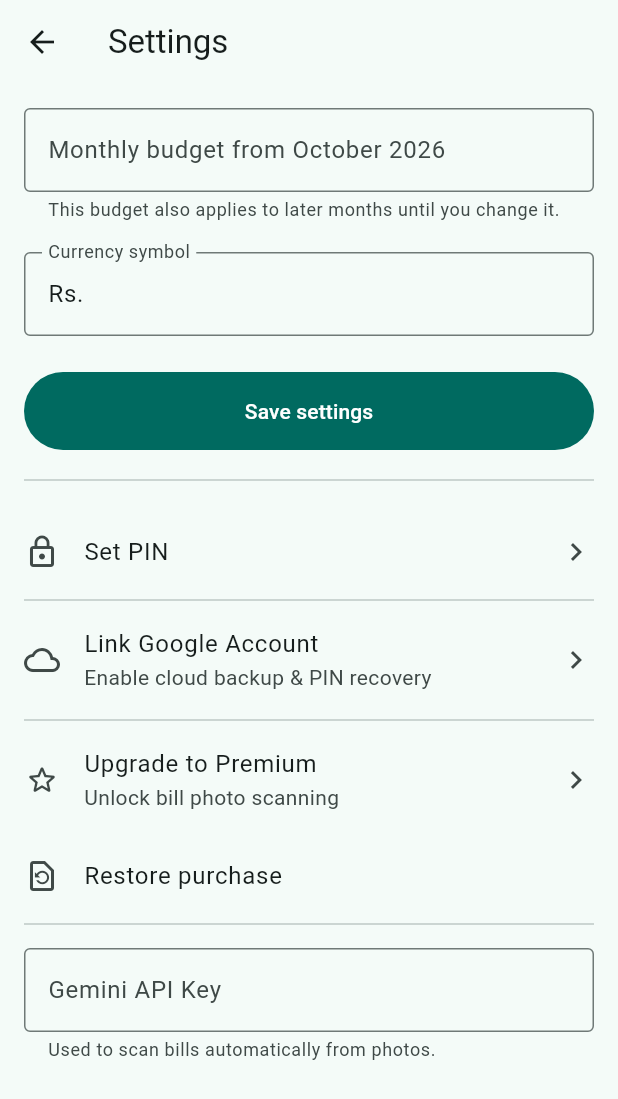
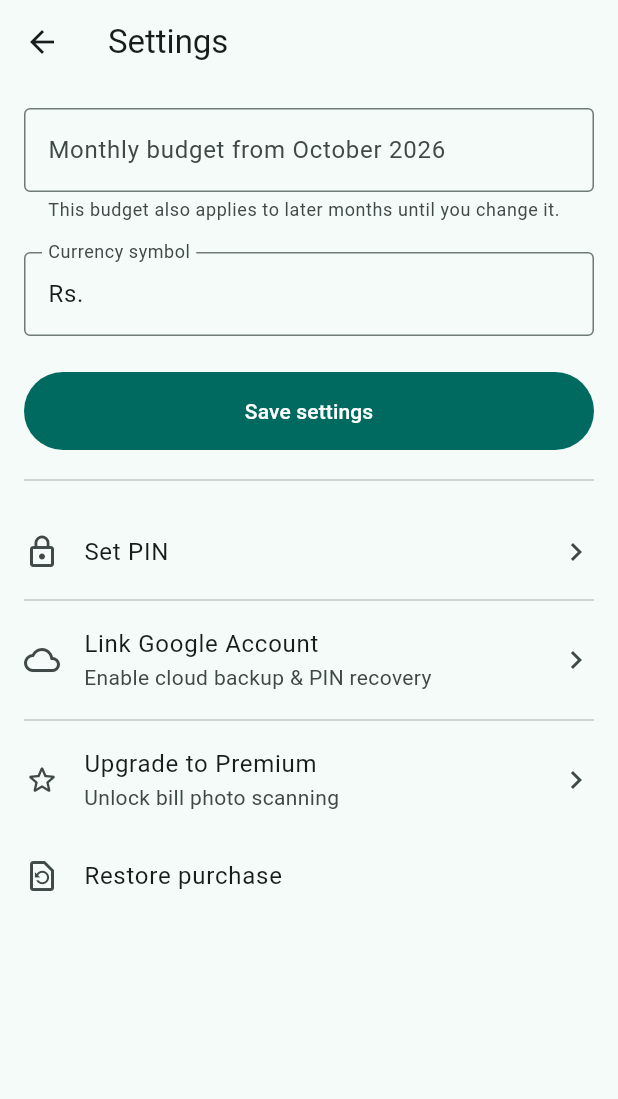
Before and after one commit to thilinaucsc/BudgieApp, a Flutter app: the screen it shows after launch, after a tap on the "settings" icon, on a phone screen of 412 x 824 dp. Shown: the top 1099 px of the screen. Run offline on Flutter 3.47's test engine with Material 3 defaults, Android fonts, the phone set to English and light mode, and no system bars; our stand-ins replace fl_chart, google_generative_ai, google_sign_in, image_picker, in_app_purchase, sqflite; missing offline and left inert: google_mlkit_text_recognition, googleapis; accounts and stored records are empty.

Commit message:
feat: remove Gemini key from settings; wire google-services for Sign-In
Settings screen no longer shows the Gemini API Key field — bill scanning
always uses on-device ML Kit. Added google-services Gradle plugin
(required for Google Sign-In to work at runtime) and a template
google-services.json that must be replaced with the real file from
Firebase Console before sign-in will authenticate.

Co-Authored-By: Claude Sonnet 4.6 <noreply@anthropic.com>

```diff
--- a/lib/screens/settings_screen.dart
+++ b/lib/screens/settings_screen.dart
@@ -26,7 +26,6 @@ class _SettingsScreenState extends State<SettingsScreen> {
   final _formKey = GlobalKey<FormState>();
   final _budget = TextEditingController();
   final _currency = TextEditingController();
-  final _geminiKey = TextEditingController();
   final db = DatabaseHelper.instance;
 
   bool _pinSet = false;
@@ -46,12 +45,10 @@ class _SettingsScreenState extends State<SettingsScreen> {
       final c = await db.getSetting('currency', 'Rs.');
       final pinHash = await db.getSetting('pin_hash', '');
       final googleAccount = await db.getSetting('google_account', '');
-      final geminiKey = await db.getSetting('gemini_api_key', '');
       if (!mounted) return;
       setState(() {
         _budget.text = b == null ? '' : b.toStringAsFixed(0);
         _currency.text = c;
-        _geminiKey.text = geminiKey;
         if (widget.initialPinSet == null) {
           _pinSet = pinHash.isNotEmpty;
         }
@@ -68,7 +65,6 @@ class _SettingsScreenState extends State<SettingsScreen> {
   void dispose() {
     _budget.dispose();
     _currency.dispose();
-    _geminiKey.dispose();
     super.dispose();
   }
 
@@ -79,7 +75,6 @@ class _SettingsScreenState extends State<SettingsScreen> {
       await db.setBudget(widget.month, double.parse(text));
     }
     await db.setSetting('currency', _currency.text.trim());
-    await db.setSetting('gemini_api_key', _geminiKey.text.trim());
     if (mounted) Navigator.pop(context, true);
   }
 
@@ -264,20 +259,6 @@ class _SettingsScreenState extends State<SettingsScreen> {
               },
             ),
 
-            const Divider(height: 8),
-
-            // ── Gemini API Key ───────────────────────────────────────────────
-            const SizedBox(height: 12),
-            TextFormField(
-              controller: _geminiKey,
-              obscureText: true,
-              decoration: const InputDecoration(
-                labelText: 'Gemini API Key',
-                hintText: 'Get free key at ai.google.dev',
-                border: OutlineInputBorder(),
-                helperText: 'Used to scan bills automatically from photos.',
-              ),
-            ),
             const SizedBox(height: 8),
           ],
         ),
```
Also changed, not shown: 3 other files.
